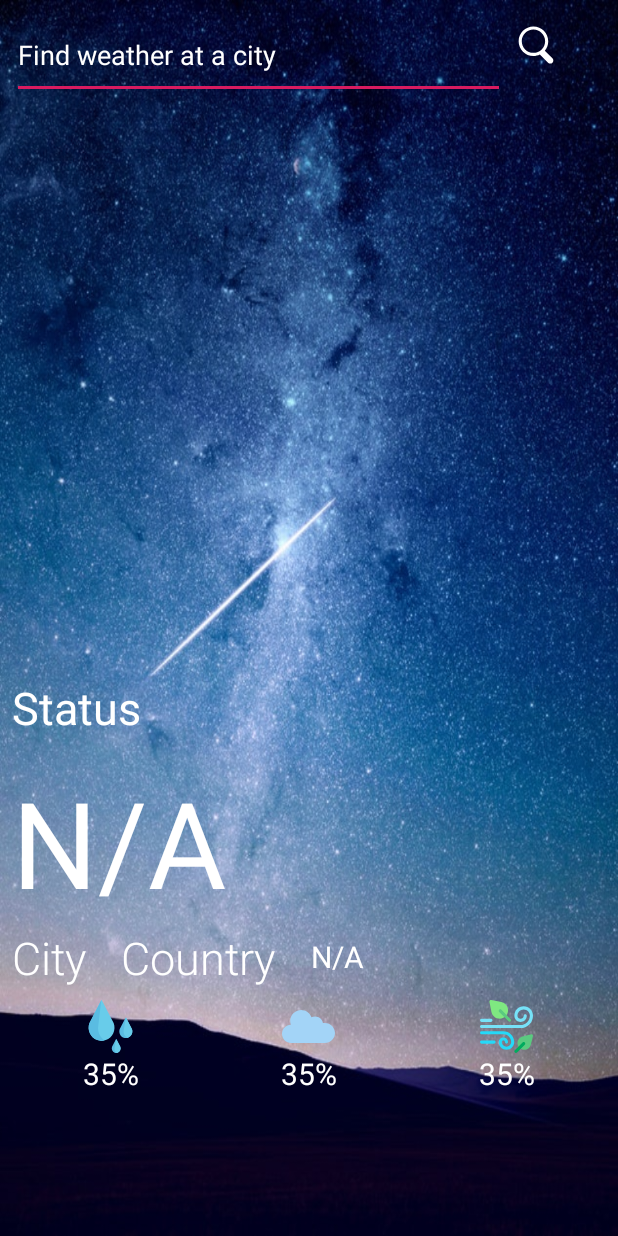
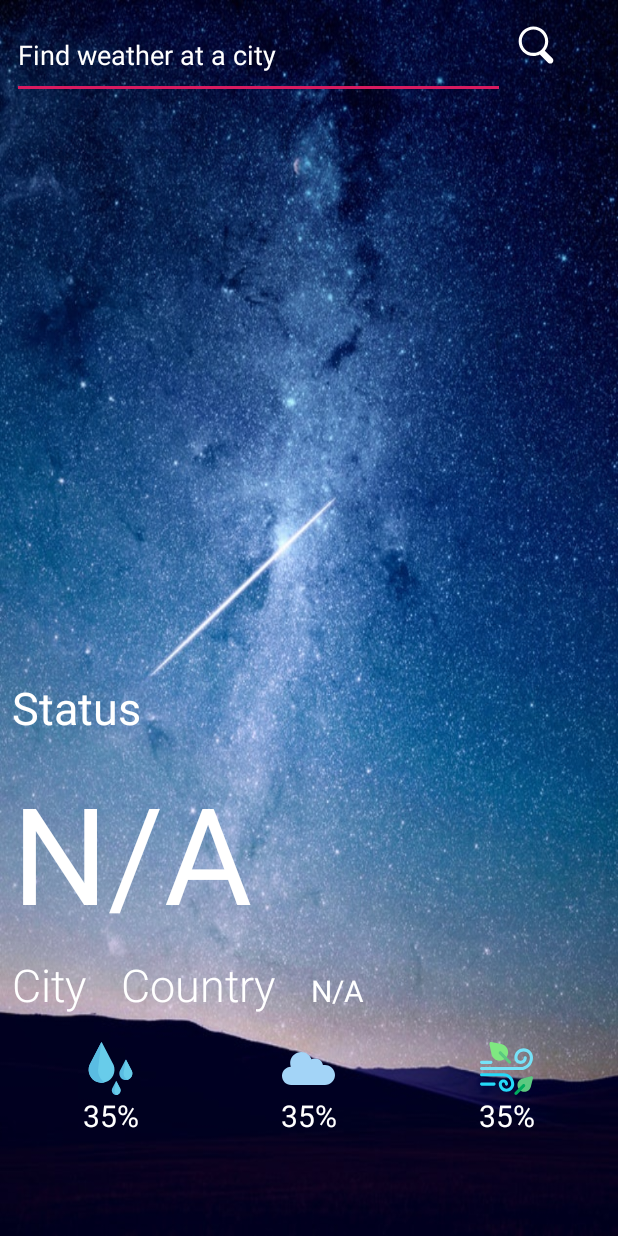
Before and after one commit to dangcoi2010/Android_WeatherAppAPI, an Android app: the screen it shows after launch (MainActivity), on a phone screen of 412 x 824 dp. Run offline under Robolectric (Android 15) with nearby library versions, the phone set to English and light mode, and no system bars; our stand-ins replace Picasso, Volley; pictures from the network do not load.

```diff
--- a/app/src/main/java/com/fptu/haidang/weatherapiapp/MainActivity.java
+++ b/app/src/main/java/com/fptu/haidang/weatherapiapp/MainActivity.java
@@ -5,6 +5,9 @@ import android.Manifest;
 import android.content.DialogInterface;
 import android.content.Intent;
 import android.content.pm.PackageManager;
+import android.location.Address;
+import android.location.Geocoder;
+import android.location.Location;
 import android.support.v4.app.ActivityCompat;
 import android.support.v4.content.ContextCompat;
 import android.support.v7.app.AlertDialog;
@@ -26,16 +29,21 @@ import com.android.volley.Response;
 import com.android.volley.VolleyError;
 import com.android.volley.toolbox.StringRequest;
 import com.android.volley.toolbox.Volley;
+import com.google.android.gms.location.FusedLocationProviderClient;
+import com.google.android.gms.location.LocationServices;
+import com.google.android.gms.tasks.OnSuccessListener;
 import com.squareup.picasso.Picasso;
 
 import org.json.JSONArray;
 import org.json.JSONException;
 import org.json.JSONObject;
 
+import java.io.IOException;
 import java.text.SimpleDateFormat;
 import java.util.ArrayList;
 import java.util.Date;
 import java.util.List;
+import java.util.Locale;
 
 public class MainActivity extends AppCompatActivity {
 
@@ -60,7 +68,6 @@ public class MainActivity extends AppCompatActivity {
     public void getCurrentWeatherData(String data) {
         RequestQueue requestQueue = Volley.newRequestQueue(MainActivity.this);
         API api = new API();
-//        String url = "https://api.openweathermap.org/data/2.5/weather?q=" + data + "&units=metric&appid=52c04af94a0abb87659b087533d7fdfa";
         StringRequest stringRequest = new StringRequest(Request.Method.GET, api.getCURRENT_TEMP() + data + api.getCURRENT_TEMP_C() + api.getAPI_KEY(),
                 new Response.Listener<String>() {
                     @Override
@@ -121,7 +128,7 @@ public class MainActivity extends AppCompatActivity {
     private void getNextFiveDaysWeatherData(String data) {
         RequestQueue requestQueue = Volley.newRequestQueue(MainActivity.this);
 
-        String url = "http://api.openweathermap.org/data/2.5/forecast?q=" + data + ",vn&units=metric&lang=en&appid=52c04af94a0abb87659b087533d7fdfa";
+        String url = "http://api.openweathermap.org/data/2.5/forecast?q=" + data + "&units=metric&lang=en&appid=52c04af94a0abb87659b087533d7fdfa";
         StringRequest request = new StringRequest(Request.Method.GET, url,
                 new Response.Listener<String>() {
                     @Override
@@ -136,7 +143,8 @@ public class MainActivity extends AppCompatActivity {
                         String xDay = "";
                         try {
                             JSONObject jsonObject = new JSONObject(response);
-                            JSONObject jsonObjectCity = jsonObject.getJSONObject("city");
+
+//                            JSONObject jsonObjectCity = jsonObject.getJSONObject("city");
 //                            String city = jsonObjectCity.getString("name");
 //                            txtName.setText(city);
 
@@ -229,10 +237,28 @@ public class MainActivity extends AppCompatActivity {
         }
     }
 
+    private FusedLocationProviderClient fusedLocationClient;
 
-    @Override
-    protected void onCreate(Bundle savedInstanceState) {
-        super.onCreate(savedInstanceState);
+    public String getAddress(double lat, double lng) {
+        String currentLocation = "";
+
+        Geocoder geocoder = new Geocoder(getApplicationContext(), Locale.ENGLISH);
+        try {
+            List<Address> addresses = geocoder.getFromLocation(lat, lng, 1);
+            Address obj = addresses.get(0);
+            String add = "";
+            add = obj.getAdminArea() + "," +obj.getCountryCode();
+
+            Log.v("IGA", "Address" + add);
+            return add;
+
+        } catch (IOException e) {
+            System.out.println(e);
+            return "";
+        }
+    }
+
+    protected void getLocation() {
         int permission = ContextCompat.checkSelfPermission(this, Manifest.permission.ACCESS_FINE_LOCATION);
         if (permission != PackageManager.PERMISSION_GRANTED) {
             if (ActivityCompat.shouldShowRequestPermissionRationale(this,
@@ -253,20 +279,39 @@ public class MainActivity extends AppCompatActivity {
         } else {
             setContentView(R.layout.activity_main);
             matchingViews();
-            getCurrentWeatherData("Hanoi");
-            String city = (txtCity.getText().toString()).substring(0, txtCity.getText().toString().length() - 1);
-            Log.d("onCreate", city);
-            getNextFiveDaysWeatherData(city);
+            fusedLocationClient = LocationServices.getFusedLocationProviderClient(this);
+            fusedLocationClient.getLastLocation()
+                    .addOnSuccessListener(this, new OnSuccessListener<Location>() {
+                        double latitude;
+                        double longitude;
+                        @Override
+                        public void onSuccess(Location location) {
+                            // Got last known location. In some rare situations this can be null.
+                            if (location != null) {
+                                System.out.println(location.toString());
+                                latitude = location.getLatitude();
+                                longitude = location.getLongitude();
+                                getAddress(latitude, longitude);
+                                String city = getAddress(latitude, longitude).substring( 0, getAddress(latitude, longitude).indexOf(","));
+                                getCurrentWeatherData(city);
+                                getNextFiveDaysWeatherData(getAddress(latitude, longitude));
+                            }
+                        }
+                    });
             getWindow().setSoftInputMode(WindowManager.
                     LayoutParams.SOFT_INPUT_STATE_ALWAYS_HIDDEN);
         }
     }
 
     @Override
+    protected void onCreate(Bundle savedInstanceState) {
+        super.onCreate(savedInstanceState);
+        getLocation();
+    }
+
+    @Override
     protected void onResume() {
         super.onResume();
-        getWindow().setSoftInputMode(WindowManager.
-                LayoutParams.SOFT_INPUT_STATE_ALWAYS_HIDDEN);
     }
 
     public String parseDate(Date date) {
--- a/app/src/main/res/layout/activity_main.xml
+++ b/app/src/main/res/layout/activity_main.xml
@@ -118,14 +118,14 @@
             <TextView
                 android:id="@+id/txtTemperature"
                 android:layout_width="205dp"
-                android:layout_height="98dp"
+                android:layout_height="wrap_content"
                 android:layout_gravity="left"
                 android:layout_marginStart="8dp"
                 android:layout_marginTop="8dp"
                 android:layout_marginEnd="8dp"
                 android:text="N/A"
                 android:textColor="#fff"
-                android:textSize="80dp"
+                android:textSize="90dp"
                 app:layout_constraintEnd_toEndOf="parent"
                 app:layout_constraintHorizontal_bias="0.0"
                 app:layout_constraintStart_toStartOf="parent"
@@ -143,8 +143,9 @@
                     android:layout_width="wrap_content"
                     android:layout_height="wrap_content"
                     android:layout_marginStart="8dp"
-                    android:layout_marginTop="12dp"
+                    android:layout_marginTop="8dp"
                     android:layout_marginEnd="8dp"
+                    android:layout_marginBottom="8dp"
                     android:fontFamily="sans-serif-light"
                     android:text="City "
                     android:textColor="#fff"
@@ -161,8 +162,9 @@
                     android:layout_width="wrap_content"
                     android:layout_height="wrap_content"
                     android:layout_marginStart="8dp"
-                    android:layout_marginTop="12dp"
+                    android:layout_marginTop="8dp"
                     android:layout_marginEnd="8dp"
+                    android:layout_marginBottom="8dp"
                     android:fontFamily="sans-serif-light"
                     android:text="Country "
                     android:textAppearance="@style/TextAppearance.AppCompat.Title"
@@ -179,8 +181,9 @@
                     android:layout_width="233dp"
                     android:layout_height="28dp"
                     android:layout_marginStart="8dp"
-                    android:layout_marginTop="7dp"
+                    android:layout_marginTop="8dp"
                     android:layout_marginEnd="8dp"
+                    android:layout_marginBottom="8dp"
                     android:text="N/A"
                     android:textColor="@android:color/background_light"
                     android:textSize="20dp"
@@ -196,7 +199,7 @@
                 android:layout_width="match_parent"
                 android:layout_height="wrap_content"
                 android:layout_marginStart="8dp"
-                android:layout_marginTop="8dp"
+                android:layout_marginTop="10dp"
                 android:layout_marginEnd="8dp"
                 android:orientation="horizontal"
                 android:weightSum="3"
```
